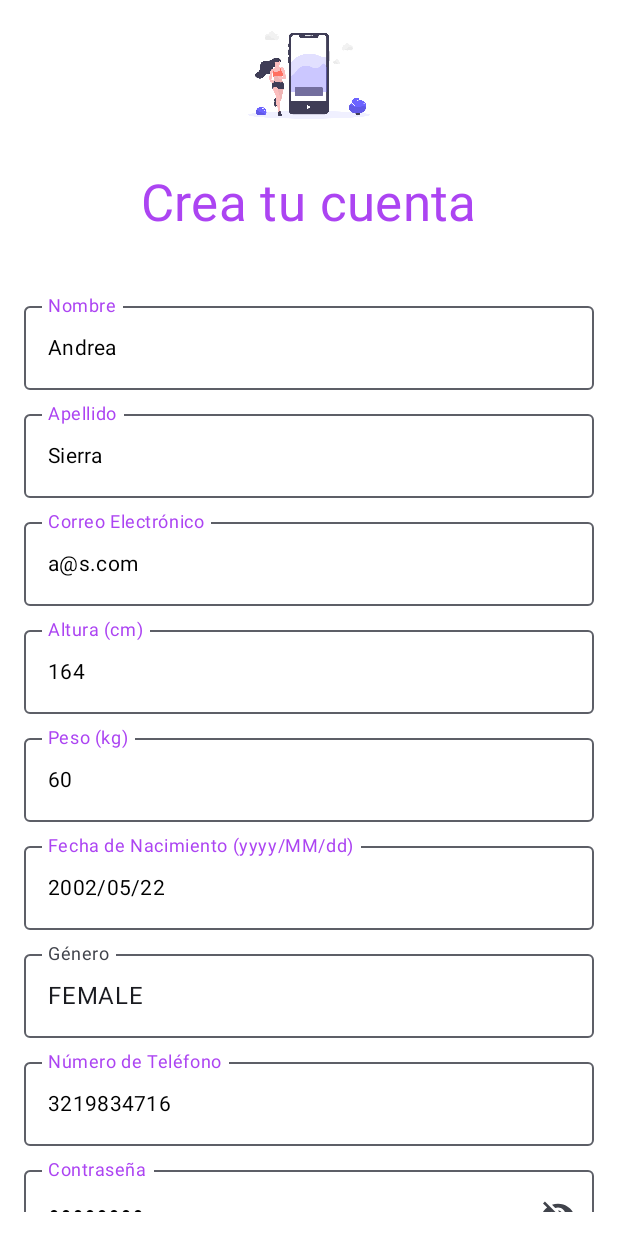
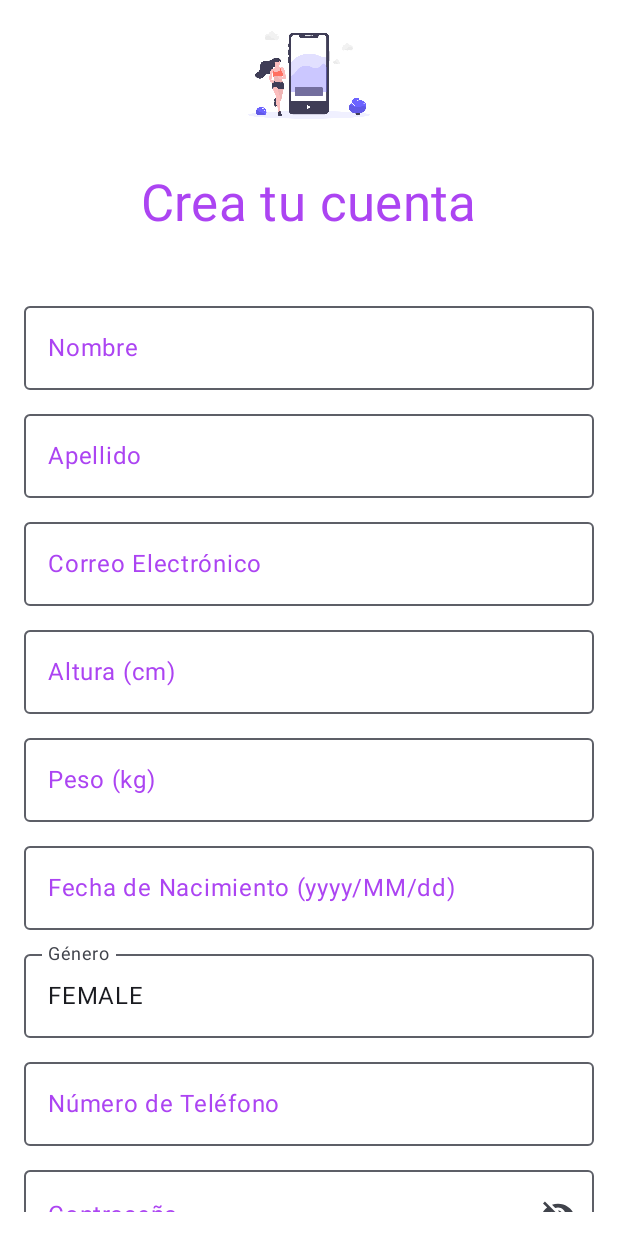
Before and after one commit to JuliethSierra/FitLife, an Android app built with Jetpack Compose: the screen it shows after launch (MainActivity), after a tap on "Regístrate", on a phone screen of 412 x 824 dp. Run offline under Robolectric (Android 15) with nearby library versions, the phone set to English and light mode, and no system bars; our stand-ins replace Dagger/Hilt's generated code, Firebase (no records; nobody signed in at launch, a user with empty details on screens opened directly), Room's generated code, constraintlayout-compose.

Commit message:
Delete default Data.

```diff
--- a/app/src/main/java/com/example/fitlife/presentation/ui/screens/login/LogInScreen.kt
+++ b/app/src/main/java/com/example/fitlife/presentation/ui/screens/login/LogInScreen.kt
@@ -52,8 +52,8 @@ fun LoginScreen(
     navController: NavController,
     logInViewModel: LogInScreenViewModel
 ) {
-    val emailState = remember { mutableStateOf("a@s.com") }
-    val passwordState = remember { mutableStateOf("12345678") }
+    val emailState = remember { mutableStateOf("") }
+    val passwordState = remember { mutableStateOf("") }
     var passwordVisibility by remember { mutableStateOf(false) }
     val context = LocalContext.current
 
--- a/app/src/main/java/com/example/fitlife/presentation/ui/screens/signup/SignInScreen.kt
+++ b/app/src/main/java/com/example/fitlife/presentation/ui/screens/signup/SignInScreen.kt
@@ -71,16 +71,16 @@ fun SignInScreen(
     val focusRequesterConfirmPassword = remember { FocusRequester() }
 
 
-    val name = remember { mutableStateOf("Andrea") }
-    val lastName = remember { mutableStateOf("Sierra") }
-    val email = remember { mutableStateOf("a@s.com") }
-    val height = remember { mutableStateOf("164") }
-    val birthDate = remember { mutableStateOf("2002/05/22") }
+    val name = remember { mutableStateOf("") }
+    val lastName = remember { mutableStateOf("") }
+    val email = remember { mutableStateOf("") }
+    val height = remember { mutableStateOf("") }
+    val birthDate = remember { mutableStateOf("") }
     val gender = remember { mutableStateOf(GenderEnum.FEMALE) }
-    val weight = remember { mutableStateOf("60") }
-    val numberPhone = remember { mutableStateOf("3219834716") }
-    val password = remember { mutableStateOf("12345678") }
-    val confirmPassword = remember { mutableStateOf("12345678") }
+    val weight = remember { mutableStateOf("") }
+    val numberPhone = remember { mutableStateOf("") }
+    val password = remember { mutableStateOf("") }
+    val confirmPassword = remember { mutableStateOf("") }
 
     val uiState by signUpViewModel.uiState.collectAsState()
     var processSignUp by remember { mutableStateOf(false) }
```
